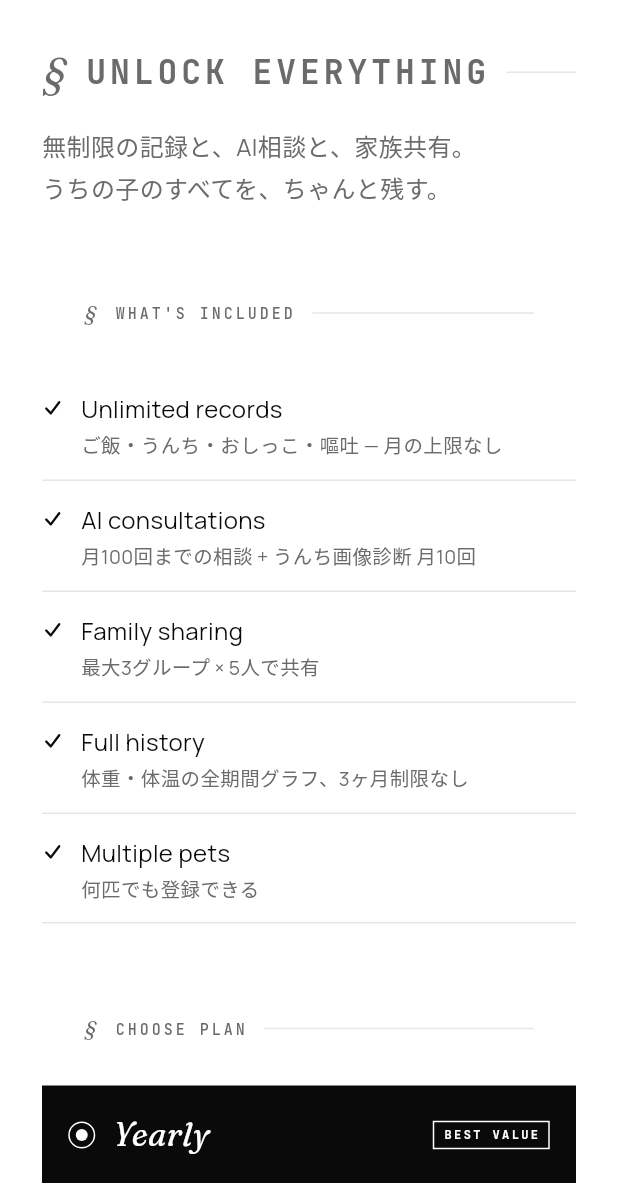
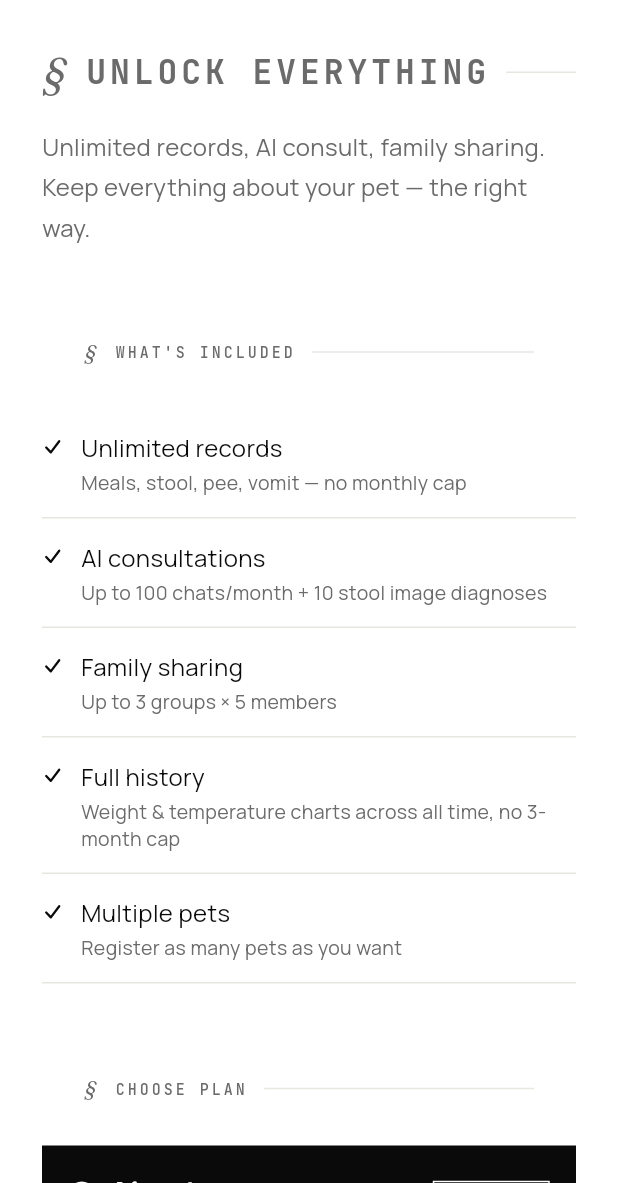
Before and after one commit to mamonis-studio/petlo, a Flutter app: the PaywallScreen screen opened directly, on a phone screen of 412 x 824 dp, the part 53-1236 px from its top. Run offline on Flutter 3.47's test engine with Material 3 defaults, Android fonts, the phone set to English and light mode, and no system bars; our stand-ins replace connectivity_plus, dio, drift, fl_chart, flutter_image_compress, flutter_local_notifications and 11 more; missing offline and left inert: sqlite3; accounts and stored records are empty; generated files the repository leaves out were written again; network calls fail; statements that could not run were skipped.

Commit message:
feat: build 33 - paywall full l10n (ja/en/zh)
Paywall was hardcoded English (Pro feature titles, CTA, restore/
terms/privacy links, BEST VALUE badge). All strings now go through
ARB keys for ja/en/zh-Hans:
- Reused orphan keys (paywall_feature_*, paywall_subhero, etc.)
- Added new keys for Multiple pets row, Restore/Terms/Privacy,
  Start 7-day trial, BEST VALUE
- Removed all hardcoded literals from paywall_screen and
  paywall_controller

Version: 1.0.0+33

```diff
--- a/l10n.yaml
+++ b/l10n.yaml
@@ -6,5 +6,4 @@ output-dir: lib/l10n/generated
 template-arb-file: app_ja.arb
 output-localization-file: app_localizations.dart
 output-class: AppLocalizations
-synthetic-package: false
 nullable-getter: false
--- a/lib/core/constants/app_constants.dart
+++ b/lib/core/constants/app_constants.dart
@@ -16,7 +16,7 @@ abstract final class AppConstants {
   // ===== アプリ基本情報 =====
   static const String appName = 'petlo';
   static const String appVersion = '1.0.0';
-  static const int appBuildNumber = 32;
+  static const int appBuildNumber = 33;
   static const String bundleId = 'mamonis.studio.petlo';
   static const String developerName = 'mamonis.studio';
 
--- a/lib/l10n/app_en.arb
+++ b/lib/l10n/app_en.arb
@@ -12,6 +12,7 @@
   "common_done": "Done",
   "common_loading": "Loading…",
   "common_error_generic": "Something went wrong",
+  "common_unexpected_error": "An unexpected error occurred",
   "common_retry": "Try again",
   "common_close": "Close",
   "common_undo": "Undo",
@@ -548,18 +549,33 @@
 
   "paywall_pro_welcome_snackbar": "Welcome to Pro!",
   "paywall_link_open_failed": "Could not open link",
-  "paywall_subhero": "Everything about your pet,\none level deeper.",
+  "paywall_subhero": "Unlimited records, AI consult, family sharing.\nKeep everything about your pet — the right way.",
   "paywall_feature_unlimited": "Unlimited records",
-  "paywall_feature_unlimited_body": "Meals, stool, pee, vomit, weight, temperature — unlimited.",
-  "paywall_feature_ai": "AI consult & diagnosis",
-  "paywall_feature_ai_body": "Ask AI, analyze stool photos.",
+  "paywall_feature_unlimited_body": "Meals, stool, pee, vomit — no monthly cap",
+  "paywall_feature_ai": "AI consultations",
+  "paywall_feature_ai_body": "Up to 100 chats/month + 10 stool image diagnoses",
   "paywall_feature_share": "Family sharing",
-  "paywall_feature_share_body": "Up to 3 groups × 5 people, with family and friends.",
-  "paywall_feature_charts": "Full-history charts",
-  "paywall_feature_charts_body": "See weight and temperature trends across all time.",
-  "paywall_trial_subscribe": "Start 7-day free trial",
+  "paywall_feature_share_body": "Up to 3 groups × 5 members",
+  "paywall_feature_charts": "Full history",
+  "paywall_feature_charts_body": "Weight & temperature charts across all time, no 3-month cap",
+  "paywall_feature_pets": "Multiple pets",
+  "paywall_feature_pets_body": "Register as many pets as you want",
+  "paywall_trial_subscribe": "Start 7-day trial",
   "paywall_subscribe_now": "Subscribe",
-  "paywall_legal_note": "Auto-renews. Cancel anytime.",
+  "paywall_processing": "Processing...",
+  "paywall_best_value_badge": "BEST VALUE",
+  "paywall_per_month_suffix": "/ month",
+  "paywall_per_year_suffix": "/ year",
+  "paywall_yearly_monthly_equiv": "≈ {amount} / month",
+  "@paywall_yearly_monthly_equiv": {
+    "placeholders": {
+      "amount": { "type": "String" }
+    }
+  },
+  "paywall_legal_note": "Cancel anytime during trial.\nAuto-renews after the trial ends.",
+  "paywall_restore_short": "Restore purchases",
+  "paywall_terms_short": "Terms",
+  "paywall_privacy_short": "Privacy",
   "paywall_already_pro_plan_label": "Plan",
   "paywall_already_pro_state_label": "State",
   "paywall_already_pro_renew_label": "Renews on",
--- a/lib/l10n/app_ja.arb
+++ b/lib/l10n/app_ja.arb
@@ -15,6 +15,7 @@
   "common_done": "完了",
   "common_loading": "読み込み中…",
   "common_error_generic": "エラーが発生しました",
+  "common_unexpected_error": "予期しないエラーが発生しました",
   "common_retry": "再試行",
   "common_close": "閉じる",
   "common_undo": "元に戻す",
@@ -551,18 +552,33 @@
 
   "paywall_pro_welcome_snackbar": "Pro へようこそ!",
   "paywall_link_open_failed": "リンクを開けませんでした",
-  "paywall_subhero": "うちの子のすべてを、\nもう一段深く。",
+  "paywall_subhero": "無制限の記録と、AI相談と、家族共有。\nうちの子のすべてを、ちゃんと残す。",
   "paywall_feature_unlimited": "無制限の記録",
-  "paywall_feature_unlimited_body": "ご飯・うんち・おしっこ・嘔吐・体重・体温を、何件でも。",
-  "paywall_feature_ai": "AI相談・画像診断",
-  "paywall_feature_ai_body": "気になることをAIに相談、うんち写真を画像診断。",
+  "paywall_feature_unlimited_body": "ご飯・うんち・おしっこ・嘔吐 — 月の上限なし",
+  "paywall_feature_ai": "AI相談",
+  "paywall_feature_ai_body": "月100回までの相談 + うんち画像診断 月10回",
   "paywall_feature_share": "家族共有",
-  "paywall_feature_share_body": "最大3グループ × 5人まで、家族・友人と一緒に。",
+  "paywall_feature_share_body": "最大3グループ × 5人で共有",
   "paywall_feature_charts": "全期間グラフ",
-  "paywall_feature_charts_body": "体重・体温の長期推移を、すべて見渡せる。",
-  "paywall_trial_subscribe": "7日間の無料トライアルを開始",
+  "paywall_feature_charts_body": "体重・体温の全期間グラフ、3ヶ月制限なし",
+  "paywall_feature_pets": "複数のペット",
+  "paywall_feature_pets_body": "何匹でも登録できる",
+  "paywall_trial_subscribe": "Start 7-day trial",
   "paywall_subscribe_now": "登録する",
-  "paywall_legal_note": "自動更新します。いつでも解約可能。",
+  "paywall_processing": "処理中...",
+  "paywall_best_value_badge": "BEST VALUE",
+  "paywall_per_month_suffix": "/ 月",
+  "paywall_per_year_suffix": "/ 年",
+  "paywall_yearly_monthly_equiv": "約 {amount} / 月相当",
+  "@paywall_yearly_monthly_equiv": {
+    "placeholders": {
+      "amount": { "type": "String" }
+    }
+  },
+  "paywall_legal_note": "トライアル中はいつでもキャンセル可能。\n期間終了後に自動更新されます。",
+  "paywall_restore_short": "Restore purchases",
+  "paywall_terms_short": "Terms",
+  "paywall_privacy_short": "Privacy",
   "paywall_already_pro_plan_label": "プラン",
   "paywall_already_pro_state_label": "状態",
   "paywall_already_pro_renew_label": "次回更新",
--- a/lib/l10n/app_zh.arb
+++ b/lib/l10n/app_zh.arb
@@ -12,6 +12,7 @@
   "common_done": "完成",
   "common_loading": "加载中…",
   "common_error_generic": "出现错误",
+  "common_unexpected_error": "发生了意外错误",
   "common_retry": "重试",
   "common_close": "关闭",
   "common_undo": "撤销",
@@ -548,18 +549,33 @@
 
   "paywall_pro_welcome_snackbar": "欢迎加入 Pro!",
   "paywall_link_open_failed": "无法打开链接",
-  "paywall_subhero": "宠物的一切,\n更深一层。",
+  "paywall_subhero": "无限记录、AI咨询、家庭共享。\n珍藏宠物的一切。",
   "paywall_feature_unlimited": "无限记录",
-  "paywall_feature_unlimited_body": "餐食、便便、尿尿、呕吐、体重、体温——无限。",
-  "paywall_feature_ai": "AI咨询与诊断",
-  "paywall_feature_ai_body": "向AI咨询、分析便便照片。",
+  "paywall_feature_unlimited_body": "餐食、便便、尿尿、呕吐 — 无月度上限",
+  "paywall_feature_ai": "AI咨询",
+  "paywall_feature_ai_body": "每月100次咨询 + 10次便便照片诊断",
   "paywall_feature_share": "家庭共享",
-  "paywall_feature_share_body": "最多3群组 × 5人,与家人朋友一起。",
-  "paywall_feature_charts": "全期间趋势图",
-  "paywall_feature_charts_body": "完整查看体重和体温的长期趋势。",
-  "paywall_trial_subscribe": "开始7天免费试用",
+  "paywall_feature_share_body": "最多3群组 × 5人共享",
+  "paywall_feature_charts": "全期间趋势",
+  "paywall_feature_charts_body": "体重·体温的全期间趋势图,无3个月限制",
+  "paywall_feature_pets": "多只宠物",
+  "paywall_feature_pets_body": "可以注册任意只数",
+  "paywall_trial_subscribe": "Start 7-day trial",
   "paywall_subscribe_now": "订阅",
-  "paywall_legal_note": "自动续订,可随时取消。",
+  "paywall_processing": "处理中...",
+  "paywall_best_value_badge": "BEST VALUE",
+  "paywall_per_month_suffix": "/ 月",
+  "paywall_per_year_suffix": "/ 年",
+  "paywall_yearly_monthly_equiv": "约 {amount} / 月",
+  "@paywall_yearly_monthly_equiv": {
+    "placeholders": {
+      "amount": { "type": "String" }
+    }
+  },
+  "paywall_legal_note": "试用期内可随时取消。\n试用期结束后自动续订。",
+  "paywall_restore_short": "Restore purchases",
+  "paywall_terms_short": "Terms",
+  "paywall_privacy_short": "Privacy",
   "paywall_already_pro_plan_label": "套餐",
   "paywall_already_pro_state_label": "状态",
   "paywall_already_pro_renew_label": "下次续订",
--- a/lib/presentation/screens/paywall/paywall_controller.dart
+++ b/lib/presentation/screens/paywall/paywall_controller.dart
@@ -96,9 +96,12 @@ class PaywallController extends Notifier<PaywallState> {
     } catch (e, st) {
       PetloLogger.instance
           .w('Paywall purchase unexpected', error: e, stackTrace: st);
+      // build 33: errorMessage は UI で表示してないので null。
+      // ユーザー向け通知は purchaseErrorStreamProvider 経由 (PurchaseException
+      // 由来) で行う。ここでの予期しない catch はログのみ。
       state = state.copyWith(
         isProcessing: false,
-        errorMessage: '予期しないエラーが発生しました',
+        errorMessage: null,
       );
     }
   }
@@ -126,9 +129,12 @@ class PaywallController extends Notifier<PaywallState> {
     } catch (e, st) {
       PetloLogger.instance
           .w('Paywall restore unexpected', error: e, stackTrace: st);
+      // build 33: errorMessage は UI で表示してないので null。
+      // ユーザー向け通知は purchaseErrorStreamProvider 経由 (PurchaseException
+      // 由来) で行う。ここでの予期しない catch はログのみ。
       state = state.copyWith(
         isProcessing: false,
-        errorMessage: '予期しないエラーが発生しました',
+        errorMessage: null,
       );
       return false;
     }
--- a/lib/presentation/screens/paywall/paywall_screen.dart
+++ b/lib/presentation/screens/paywall/paywall_screen.dart
@@ -142,24 +142,27 @@ class _AlreadyProState extends ConsumerWidget {
   @override
   Widget build(BuildContext context, WidgetRef ref) {
     final ProStatus status = ref.watch(proStatusProvider);
+    final AppLocalizations l10n = AppLocalizations.of(context);
     return Padding(
       padding: const EdgeInsets.fromLTRB(28, 24, 28, 24),
       child: Column(
         crossAxisAlignment: CrossAxisAlignment.start,
         children: <Widget>[
           SectionLabel(
-            AppLocalizations.of(context).paywall_pro_active_eyebrow,
+            l10n.paywall_pro_active_eyebrow,
             size: EyebrowSize.large,
             padding: const EdgeInsets.fromLTRB(0, 0, 0, 24),
           ),
           Text(
-            'プラン: ${_tierLabel(status.tier)}\n状態: ${_stateLabel(status.state)}',
+            '${l10n.paywall_already_pro_plan_label}: ${_tierLabel(l10n, status.tier)}\n'
+            '${l10n.paywall_already_pro_state_label}: ${_stateLabel(l10n, status.state)}',
             style: typo.bodyLarge.copyWith(color: colors.fgMuted),
           ),
           if (status.expiresAt != null) ...<Widget>[
             const SizedBox(height: 8),
             Text(
-              '次回更新: ${_formatDate(status.expiresAt!)}',
+              '${l10n.paywall_already_pro_renew_label}: '
+              '${MaterialLocalizations.of(context).formatFullDate(status.expiresAt!)}',
               style: typo.bodySmall.copyWith(color: colors.fgMuted),
             ),
           ],
@@ -168,32 +171,28 @@ class _AlreadyProState extends ConsumerWidget {
     );
   }
 
-  String _tierLabel(ProTier t) {
+  String _tierLabel(AppLocalizations l10n, ProTier t) {
     switch (t) {
       case ProTier.monthly:
-        return '月額';
+        return l10n.paywall_tier_monthly;
       case ProTier.yearly:
-        return '年額';
+        return l10n.paywall_tier_yearly;
       case ProTier.free:
-        return '—';
+        return l10n.paywall_tier_dash;
     }
   }
 
-  String _stateLabel(ProState s) {
+  String _stateLabel(AppLocalizations l10n, ProState s) {
     switch (s) {
       case ProState.active:
-        return 'アクティブ';
+        return l10n.paywall_state_active;
       case ProState.grace:
-        return '猶予期間中';
+        return l10n.paywall_state_grace;
       case ProState.cancelled:
-        return '解約済み(期限まで利用可)';
+        return l10n.paywall_state_cancelled;
       case ProState.free:
-        return '無料';
+        return l10n.paywall_state_free;
     }
-  }
-
-  String _formatDate(DateTime d) {
-    return '${d.year}年${d.month}月${d.day}日';
   }
 }
 
@@ -233,6 +232,7 @@ class _PaywallBody extends StatelessWidget {
 
   @override
   Widget build(BuildContext context) {
+    final AppLocalizations l10n = AppLocalizations.of(context);
     return SingleChildScrollView(
       padding: const EdgeInsets.fromLTRB(28, 8, 28, 32),
       child: Column(
@@ -240,12 +240,12 @@ class _PaywallBody extends StatelessWidget {
         children: <Widget>[
           // ===== ヒーロー (build 23: § 統一) =====
           SectionLabel(
-            AppLocalizations.of(context).paywall_unlock_eyebrow,
+            l10n.paywall_unlock_eyebrow,
             size: EyebrowSize.large,
             padding: const EdgeInsets.fromLTRB(0, 0, 0, 16),
           ),
           Text(
-            '無制限の記録と、AI相談と、家族共有。\nうちの子のすべてを、ちゃんと残す。',
+            l10n.paywall_subhero,
             style: typo.bodyLarge.copyWith(
               color: colors.fgMuted,
               height: 1.7,
@@ -254,33 +254,33 @@ class _PaywallBody extends StatelessWidget {
           const SizedBox(height: 32),
 
           // ===== 機能リスト =====
-          SectionLabel(AppLocalizations.of(context).section_whats_included),
+          SectionLabel(l10n.section_whats_included),
           const SizedBox(height: 12),
-          const _FeatureRow(
-              title: 'Unlimited records',
-              note: 'ご飯・うんち・おしっこ・嘔吐 — 月の上限なし'),
-          const _FeatureRow(
-              title: 'AI consultations',
-              note: '月100回までの相談 + うんち画像診断 月10回'),
-          const _FeatureRow(
-              title: 'Family sharing',
-              note: '最大3グループ × 5人で共有'),
-          const _FeatureRow(
-              title: 'Full history',
-              note: '体重・体温の全期間グラフ、3ヶ月制限なし'),
-          const _FeatureRow(
-              title: 'Multiple pets',
-              note: '何匹でも登録できる'),
+          _FeatureRow(
+              title: l10n.paywall_feature_unlimited,
+              note: l10n.paywall_feature_unlimited_body),
+          _FeatureRow(
+              title: l10n.paywall_feature_ai,
+              note: l10n.paywall_feature_ai_body),
+          _FeatureRow(
+              title: l10n.paywall_feature_share,
+              note: l10n.paywall_feature_share_body),
+          _FeatureRow(
+              title: l10n.paywall_feature_charts,
+              note: l10n.paywall_feature_charts_body),
+          _FeatureRow(
+              title: l10n.paywall_feature_pets,
+              note: l10n.paywall_feature_pets_body),
           const SizedBox(height: 32),
 
           // ===== プラン選択 =====
-          SectionLabel(AppLocalizations.of(context).section_choose_plan),
+          SectionLabel(l10n.section_choose_plan),
           const SizedBox(height: 12),
 
           _PlanCard(
             tier: ProTier.yearly,
             isSelected: pState.selectedTier == ProTier.yearly,
-            badge: 'BEST VALUE',
+            badge: l10n.paywall_best_value_badge,
             onTap: () => controller.selectTier(ProTier.yearly),
             colors: colors,
             typo: typo,
@@ -298,15 +298,15 @@ class _PaywallBody extends StatelessWidget {
           // ===== CTA ボタン =====
           _PrimaryCta(
             label: pState.isProcessing
-                ? '処理中...'
-                : 'Start 7-day trial',
+                ? l10n.paywall_processing
+                : l10n.paywall_trial_subscribe,
             enabled: !pState.isProcessing,
             onTap: controller.purchase,
             colors: colors,
           ),
           const SizedBox(height: 12),
           Text(
-            'トライアル中はいつでもキャンセル可能。\n期間終了後に自動更新されます。',
+            l10n.paywall_legal_note,
             textAlign: TextAlign.center,
             style: typo.bodySmall.copyWith(
               color: colors.fgMuted,
@@ -322,7 +322,7 @@ class _PaywallBody extends StatelessWidget {
                   ? null
                   : () => controller.restore(),
               child: Text(
-                'Restore purchases',
+                l10n.paywall_restore_short,
                 style: TextStyle(
                   fontFamily: 'JetBrainsMono',
                   fontSize: 11,
@@ -338,7 +338,7 @@ class _PaywallBody extends StatelessWidget {
             mainAxisAlignment: MainAxisAlignment.center,
             children: <Widget>[
               _LegalLink(
-                label: 'Terms',
+                label: l10n.paywall_terms_short,
                 onTap: () =>
                     _openUrl(context, AppConstants.termsOfUseUrl),
                 colors: colors,
@@ -350,7 +350,7 @@ class _PaywallBody extends StatelessWidget {
                 color: colors.line,
               ),
               _LegalLink(
-                label: 'Privacy',
+                label: l10n.paywall_privacy_short,
                 onTap: () =>
                     _openUrl(context, AppConstants.privacyPolicyUrl),
                 colors: colors,
@@ -465,47 +465,53 @@ class _PlanCard extends ConsumerWidget {
         ProTier.free => '',
       };
 
-  String get _periodLabel {
+  String _periodLabel(AppLocalizations l10n) {
     switch (tier) {
       case ProTier.monthly:
-        return 'Monthly';
+        return l10n.paywall_tier_monthly;
       case ProTier.yearly:
-        return 'Yearly';
+        return l10n.paywall_tier_yearly;
       case ProTier.free:
         return '';
     }
   }
 
-  String get _periodSuffix {
+  String _periodSuffix(AppLocalizations l10n) {
     switch (tier) {
       case ProTier.monthly:
-        return '/ month';
+        return l10n.paywall_per_month_suffix;
       case ProTier.yearly:
-        return '/ year';
+        return l10n.paywall_per_year_suffix;
       case ProTier.free:
         return '';
     }
   }
 
   /// 年額の月割り計算用 (UI表示専用)
-  String? _yearlyMonthlyEquivalent(ProductDetails details) {
+  String? _yearlyMonthlyEquivalent(
+      AppLocalizations l10n, ProductDetails details) {
     if (tier != ProTier.yearly) return null;
     final num? amount = details.rawPrice;
     if (amount == null || amount.isNaN) return null;
     final double perMonth = amount / 12;
-    return '約 ${details.currencySymbol}${perMonth.round()} / 月相当';
+    return l10n.paywall_yearly_monthly_equiv(
+      '${details.currencySymbol}${perMonth.round()}',
+    );
   }
 
   @override
   Widget build(BuildContext context, WidgetRef ref) {
+    final AppLocalizations l10n = AppLocalizations.of(context);
     final ProductDetails? details =
         ref.watch(purchaseServiceProvider).productFor(_productId);
 
     // ローカライズされた価格、ない場合はフォールバック
+    // (フォールバックは StoreKit から商品情報が取れない異常系の保険、
+    //  通常ユーザーには表示されないのでハードコードのまま)
     final String priceLabel = details?.price ??
         (tier == ProTier.monthly ? '¥480' : '¥3,800');
     final String? equiv =
-        details == null ? null : _yearlyMonthlyEquivalent(details);
+        details == null ? null : _yearlyMonthlyEquivalent(l10n, details);
 
     return InkWell(
       onTap: onTap,
@@ -550,7 +556,7 @@ class _PlanCard extends ConsumerWidget {
                 const SizedBox(width: 12),
                 Expanded(
                   child: Text(
-                    _periodLabel,
+                    _periodLabel(l10n),
                     style: TextStyle(
                       fontFamily: 'Fraunces',
                       fontStyle: FontStyle.italic,
@@ -600,7 +606,7 @@ class _PlanCard extends ConsumerWidget {
                   ),
                   const SizedBox(width: 6),
                   Text(
-                    _periodSuffix,
+                    _periodSuffix(l10n),
                     style: TextStyle(
                       fontFamily: 'Manrope',
                       fontSize: 13,
--- a/pubspec.yaml
+++ b/pubspec.yaml
@@ -4,7 +4,7 @@ publish_to: "none"
 
 # Versioning: <major>.<minor>.<patch>+<build_number>
 # build_numberはApp Store Connect / Google Play Consoleで自動増加させる
-version: 1.0.0+32
+version: 1.0.0+33
 
 environment:
   sdk: ">=3.5.0 <4.0.0"
```
